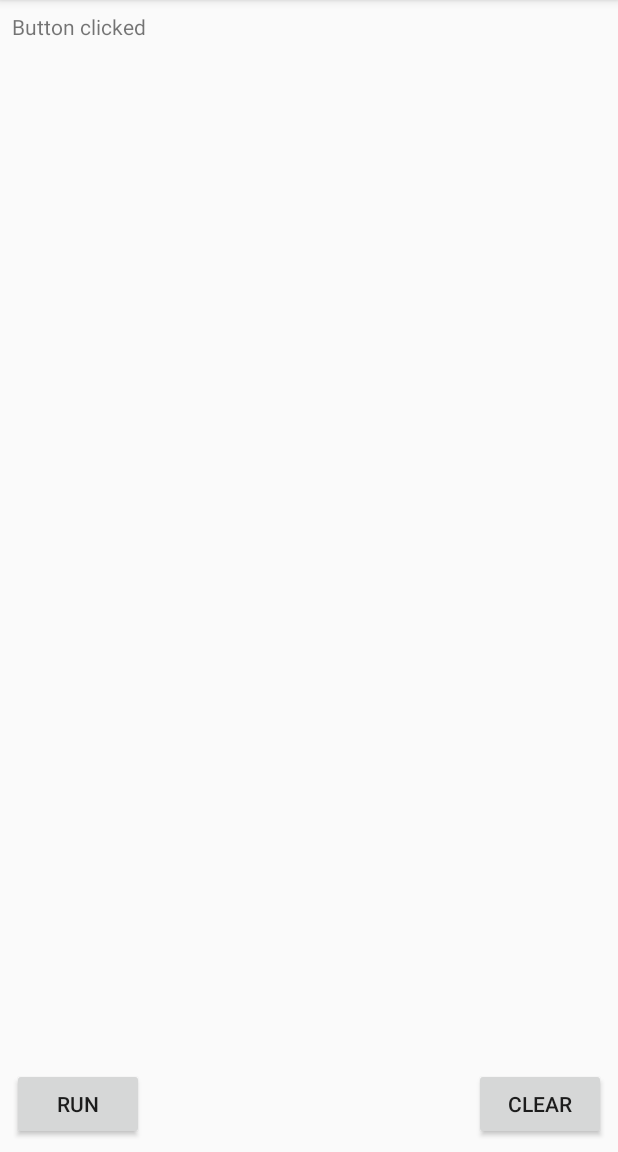
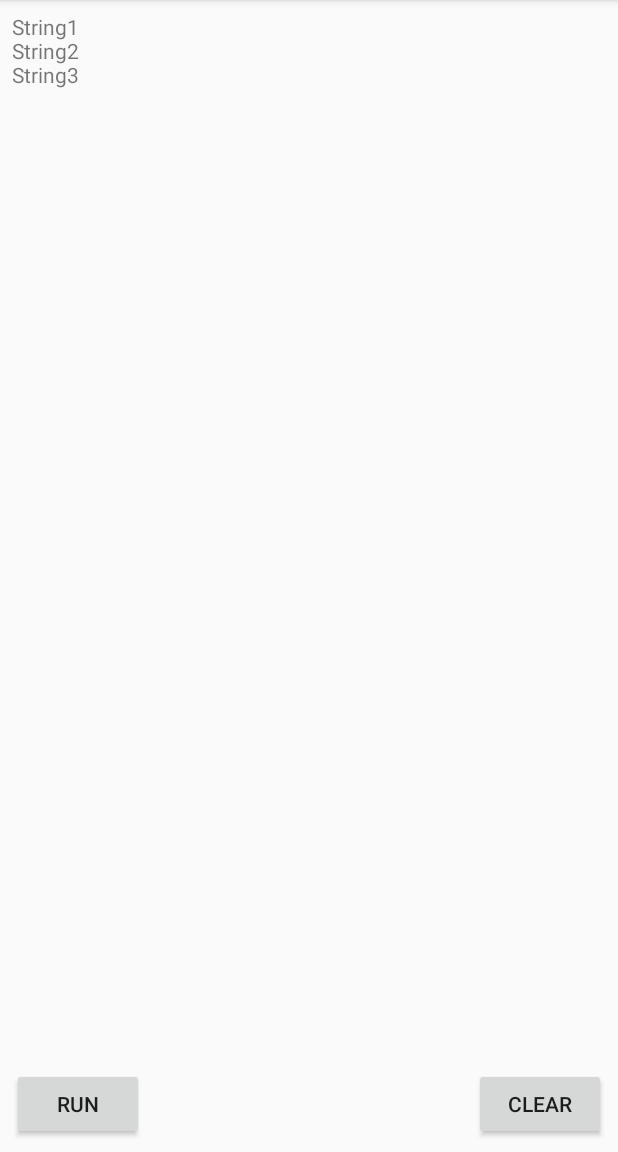
Before and after one commit to LukePizon/AppRunner, an Android app: the screen it shows after launch (MainActivity), after a tap on "RUN", on a phone screen of 412 x 824 dp, the part 84-1236 px from its top. Run offline under Robolectric (Android 15) with nearby library versions, the phone set to English and light mode, and no system bars.

```diff
--- a/app/src/main/java/com/example/len15/apprunner/MainActivity.java
+++ b/app/src/main/java/com/example/len15/apprunner/MainActivity.java
@@ -1,5 +1,7 @@
 package com.example.len15.apprunner;
 
+import android.annotation.SuppressLint;
+import android.os.AsyncTask;
 import android.support.v7.app.AppCompatActivity;
 import android.os.Bundle;
 import android.view.TextureView;
@@ -14,12 +16,37 @@ public class MainActivity extends AppCompatActivity {
     protected void onCreate(Bundle savedInstanceState) {
         super.onCreate(savedInstanceState);
         setContentView(R.layout.activity_main);
-        output = (TextView) findViewById(R.id.textView);
+        output = findViewById(R.id.textView);
     }
     public void runClickHandler(View view){
-        output.append("Button clicked\n");
+        //output.append("Button clicked\n");
+        MyAsyncTask task = new MyAsyncTask();
+        task.execute("String1" , "String2", "String3");
+
     }
     public void clearClickHandler(View view) {
         output.setText("");
     }
+
+    @SuppressLint("StaticFieldLeak")
+    private class MyAsyncTask extends AsyncTask<String, String, Void> {
+        @Override
+        protected  Void doInBackground(String... strings){
+            for (String string: strings){
+                publishProgress(string);
+                try {
+                    Thread.sleep(1000);
+                } catch (InterruptedException e) {
+                    e.printStackTrace();
+                }
+            }
+            return null;
+        }
+
+        @Override
+        protected void onProgressUpdate(String... values){
+            super.onProgressUpdate(values);
+            output.append(values[0] + "\n");
+        }
+    }
 }
```
